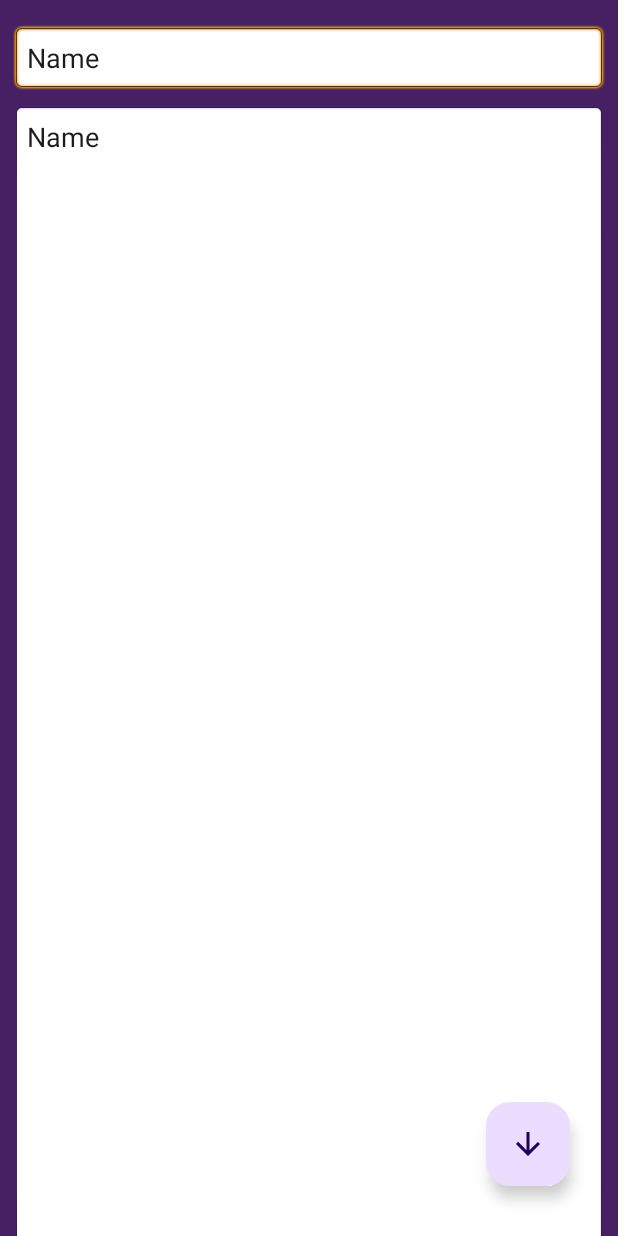
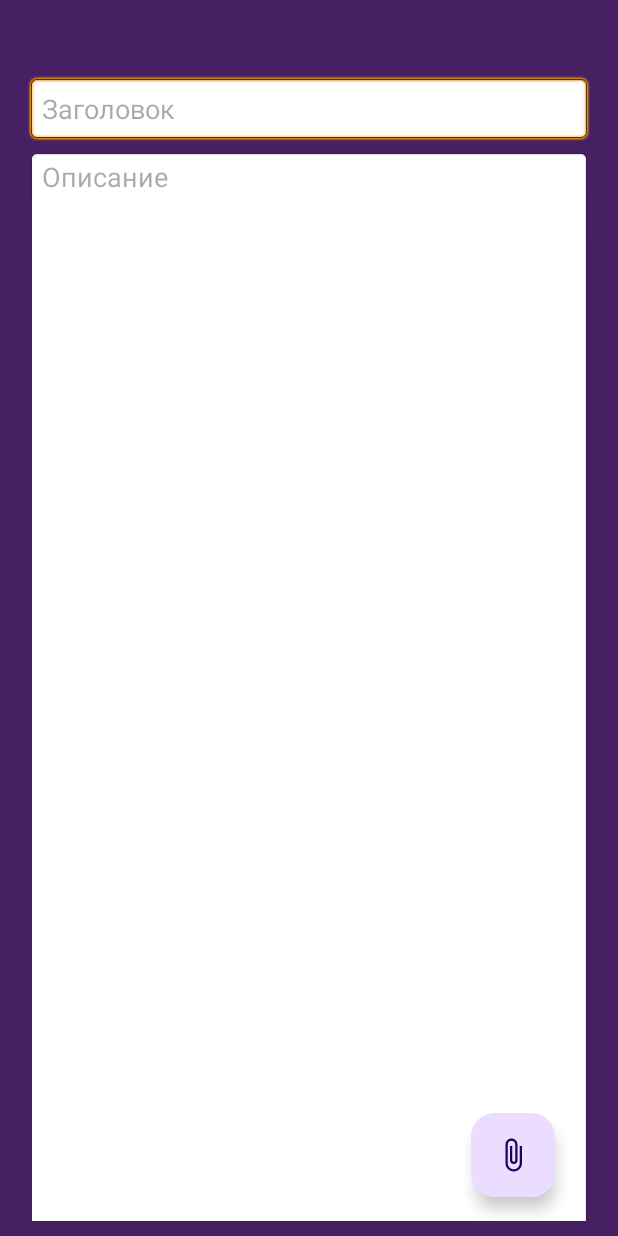
Before and after one commit to VladaZh/Notes, an Android app: the screen it shows after launch (EditActivity), after a tap on an icon or button, on a phone screen of 412 x 824 dp. Run offline under Robolectric (Android 15) with nearby library versions, the phone set to English and light mode, and no system bars.

Commit message:
add RecyclerView to the home screen

```diff
--- a/app/build.gradle.kts
+++ b/app/build.gradle.kts
@@ -6,6 +6,10 @@ plugins {
 android {
     namespace = "com.example.notes"
     compileSdk = 35
+
+    buildFeatures {
+        viewBinding = true
+    }
 
     defaultConfig {
         applicationId = "com.example.notes"
--- a/app/src/main/java/com/example/notes/EditActivity.kt
+++ b/app/src/main/java/com/example/notes/EditActivity.kt
@@ -1,20 +1,74 @@
 package com.example.notes
 
+import android.content.Intent
 import android.os.Bundle
+import android.view.View
+import android.view.ViewGroup
 import androidx.activity.enableEdgeToEdge
 import androidx.appcompat.app.AppCompatActivity
+import androidx.core.util.TypedValueCompat.dpToPx
 import androidx.core.view.ViewCompat
 import androidx.core.view.WindowInsetsCompat
+import androidx.core.view.marginTop
+import com.example.notes.databinding.ActivityMainBinding
+import com.example.notes.databinding.EditActivityBinding
+import com.example.notes.db.MyDbManager
 
 class EditActivity : AppCompatActivity() {
+    val myDbManager = MyDbManager(this)
+    var tempImageUri = "empty"
+    val imageRequestsCode = 10
+    lateinit var binding: EditActivityBinding
     override fun onCreate(savedInstanceState: Bundle?) {
         super.onCreate(savedInstanceState)
-        enableEdgeToEdge()
-        setContentView(R.layout.edit_activity)
-        ViewCompat.setOnApplyWindowInsetsListener(findViewById(R.id.main)) { v, insets ->
-            val systemBars = insets.getInsets(WindowInsetsCompat.Type.systemBars())
-            v.setPadding(systemBars.left, systemBars.top, systemBars.right, systemBars.bottom)
-            insets
+        binding = EditActivityBinding.inflate(layoutInflater)
+        setContentView(binding.root)
+    }
+
+    override fun onDestroy() {
+        super.onDestroy()
+        myDbManager.closeDb()
+    }
+
+    override fun onResume() {
+        super.onResume()
+        myDbManager.openDb()
+    }
+
+    override fun onActivityResult(requestCode: Int, resultCode: Int, data: Intent?) {
+        super.onActivityResult(requestCode, resultCode, data)
+        if (resultCode == RESULT_OK && requestCode == imageRequestsCode){
+            binding.imMainImage.setImageURI(data?.data)
+            tempImageUri = data?.data.toString()
+        }
+    }
+
+    fun onClickAddImage(view: View) {
+        binding.mainImageLayout.visibility = View.VISIBLE
+        binding.fbAddImage.visibility = View.GONE
+        val params = binding.edTitle.layoutParams as ViewGroup.MarginLayoutParams
+        params.topMargin = 10//
+        binding.edTitle.layoutParams = params
+    }
+
+    fun onClickDeleteImage(view: View) {
+        binding.mainImageLayout.visibility = View.GONE
+        binding.fbAddImage.visibility = View.VISIBLE
+        val params = binding.edTitle.layoutParams as ViewGroup.MarginLayoutParams
+        params.topMargin = 90
+        binding.edTitle.layoutParams = params
+    }
+
+    fun onClickChooseImage(view: View) {
+        val intent = Intent(Intent.ACTION_PICK)
+        intent.type = "image/*"
+        startActivityForResult(intent, imageRequestsCode)
+    }
+    fun onClickSave(view: View) {
+        val myTitle = binding.edTitle.text.toString()
+        val myDesc = binding.edDesc.text.toString()
+        if (myTitle !== "" || myDesc != ""){
+            myDbManager.insertToDb(myTitle, myDesc, tempImageUri)
         }
     }
 }
--- a/app/src/main/java/com/example/notes/MainActivity.kt
+++ b/app/src/main/java/com/example/notes/MainActivity.kt
@@ -10,17 +10,36 @@ import androidx.activity.enableEdgeToEdge
 import androidx.appcompat.app.AppCompatActivity
 import androidx.core.view.ViewCompat
 import androidx.core.view.WindowInsetsCompat
+import androidx.recyclerview.widget.LinearLayoutManager
+import com.example.notes.databinding.ActivityMainBinding
+import com.example.notes.db.MyAdapter
 import com.example.notes.db.MyDbManager
+import java.util.ArrayList
 
 class MainActivity : AppCompatActivity() {
     val myDbManager = MyDbManager(context = this)
+    val myAdapter = MyAdapter(ArrayList())
+    lateinit var binding: ActivityMainBinding
 
-//    val edTitle = findViewById<EditText>(edTitle)
-//    val edContent = findViewById(R.id.edContent)
-//    val tvTest = findViewById(R.id.tvTest)
+    override fun onCreate(savedInstanceState: Bundle?) {
+        super.onCreate(savedInstanceState)
+        enableEdgeToEdge()
+        binding = ActivityMainBinding.inflate(layoutInflater)
+        setContentView(binding.root)
+        init()
+
+
+    }
+
+    override fun onDestroy() {
+        super.onDestroy()
+        myDbManager.closeDb()
+    }
+
     override fun onResume() {
         super.onResume()
         myDbManager.openDb()
+        fillAdapter()
     }
 
     fun onClickNew(view: View){
@@ -28,15 +47,12 @@ class MainActivity : AppCompatActivity() {
         startActivity(i)
     }
 
-    override fun onCreate(savedInstanceState: Bundle?) {
-        super.onCreate(savedInstanceState)
-        enableEdgeToEdge()
-        setContentView(R.layout.activity_main)
-
+    fun init(){
+        binding.rcView.layoutManager = LinearLayoutManager(this)// элементы по вертикали
+        binding.rcView.adapter = myAdapter
+    }
+    fun fillAdapter(){
+        myAdapter.updateAdapter(myDbManager.readDbData())
     }
 
-    override fun onDestroy() {
-        super.onDestroy()
-        myDbManager.closeDb()
-    }
 }
--- /dev/null
+++ b/app/src/main/java/com/example/notes/db/MyAdapter.kt
@@ -0,0 +1,39 @@
+package com.example.notes.db
+
+import android.view.LayoutInflater
+import android.view.View
+import android.view.ViewGroup
+import android.widget.TextView
+import androidx.recyclerview.widget.RecyclerView
+import androidx.recyclerview.widget.RecyclerView.ViewHolder
+import com.example.notes.R
+
+class MyAdapter (listMain : ArrayList<String>): RecyclerView.Adapter<MyAdapter.MyHolder>() {
+    var listArray = listMain
+    class MyHolder(itemView: View) : RecyclerView.ViewHolder(itemView) {
+        val tvTitle = itemView.findViewById<TextView>(R.id.tvTitle)
+
+        fun setData(title:String){
+            tvTitle.text = title
+        }
+    }
+
+    override fun onCreateViewHolder(p0: ViewGroup, p1: Int): MyHolder {
+        val inflater = LayoutInflater.from(p0.context)
+        return MyHolder(inflater.inflate(R.layout.rc_item, p0, false))
+    }
+
+    override fun getItemCount(): Int {
+        return listArray.size
+    }
+
+    override fun onBindViewHolder(p0: MyHolder, p1: Int) {
+        p0.setData(listArray.get(p1))
+    }
+    fun updateAdapter (listItems : List<String>){
+        listArray.clear()
+        listArray.addAll(listItems)
+        notifyDataSetChanged()
+    }
+
+}
--- /dev/null
+++ b/app/src/main/res/drawable-anydpi/ic_delete.xml
@@ -0,0 +1,11 @@
+<vector xmlns:android="http://schemas.android.com/apk/res/android"
+    android:width="24dp"
+    android:height="24dp"
+    android:viewportWidth="24"
+    android:viewportHeight="24"
+    android:tint="#333333"
+    android:alpha="1.0">
+  <path
+      android:fillColor="@android:color/white"
+      android:pathData="M6,19c0,1.1 0.9,2 2,2h8c1.1,0 2,-0.9 2,-2V7H6v12zM19,4h-3.5l-1,-1h-5l-1,1H5v2h14V4z"/>
+</vector>
--- /dev/null
+++ b/app/src/main/res/drawable-anydpi/ic_pen.xml
@@ -0,0 +1,11 @@
+<vector xmlns:android="http://schemas.android.com/apk/res/android"
+    android:width="24dp"
+    android:height="24dp"
+    android:viewportWidth="24"
+    android:viewportHeight="24"
+    android:tint="#333333"
+    android:alpha="1.0">
+  <path
+      android:fillColor="@android:color/white"
+      android:pathData="M3,17.25V21h3.75L17.81,9.94l-3.75,-3.75L3,17.25zM20.71,7.04c0.39,-0.39 0.39,-1.02 0,-1.41l-2.34,-2.34c-0.39,-0.39 -1.02,-0.39 -1.41,0l-1.83,1.83 3.75,3.75 1.83,-1.83z"/>
+</vector>
--- a/app/src/main/res/layout/edit_activity.xml
+++ b/app/src/main/res/layout/edit_activity.xml
@@ -14,22 +14,22 @@
         android:layout_width="0dp"
         android:layout_height="wrap_content"
         android:layout_marginStart="8dp"
-        android:layout_marginTop="16dp"
+        android:layout_marginTop="40dp"
         android:layout_marginEnd="8dp"
         android:background="@android:drawable/editbox_background"
         android:ems="10"
         android:inputType="text"
         android:padding="10dp"
-        android:text="Name"
+        android:hint="@string/ed_title_hint"
         app:layout_constraintEnd_toEndOf="parent"
         app:layout_constraintHorizontal_bias="0.0"
         app:layout_constraintStart_toStartOf="parent"
-        app:layout_constraintTop_toTopOf="parent" />
+        app:layout_constraintTop_toBottomOf="@+id/mainImageLayout" />
 
     <EditText
         android:id="@+id/edDesc"
         android:layout_width="match_parent"
-        android:layout_height="778dp"
+        android:layout_height="810dp"
         android:layout_marginStart="8dp"
         android:layout_marginTop="8dp"
         android:layout_marginEnd="8dp"
@@ -38,23 +38,86 @@
         android:ems="10"
         android:gravity="top"
         android:inputType="text|textMultiLine"
-        android:padding="10dp"
-        android:text="Name"
+        android:paddingStart="10dp"
+        android:hint="@string/ed_desc_hint"
         app:layout_constraintBottom_toBottomOf="parent"
         app:layout_constraintEnd_toEndOf="@+id/edTitle"
+        app:layout_constraintHorizontal_bias="1.0"
         app:layout_constraintStart_toStartOf="@+id/edTitle"
         app:layout_constraintTop_toBottomOf="@+id/edTitle"
-        app:layout_constraintVertical_bias="0.0" />
+        app:layout_constraintVertical_bias="0.033" />
 
     <com.google.android.material.floatingactionbutton.FloatingActionButton
         android:id="@+id/fbSave"
         android:layout_width="wrap_content"
         android:layout_height="wrap_content"
-        android:layout_marginEnd="24dp"
-        android:layout_marginBottom="56dp"
+        android:layout_marginTop="804dp"
+        android:layout_marginEnd="16dp"
         android:clickable="true"
-        app:layout_constraintBottom_toBottomOf="@+id/edDesc"
+        android:onClick="onClickSave"
         app:layout_constraintEnd_toEndOf="@+id/edDesc"
+        app:layout_constraintTop_toTopOf="parent"
         app:srcCompat="@drawable/ic_save" />
 
+    <com.google.android.material.floatingactionbutton.FloatingActionButton
+        android:id="@+id/fbAddImage"
+        android:layout_width="wrap_content"
+        android:layout_height="wrap_content"
+        android:layout_marginBottom="16dp"
+        android:clickable="true"
+        android:onClick="onClickAddImage"
+        app:layout_constraintBottom_toTopOf="@+id/fbSave"
+        app:layout_constraintEnd_toEndOf="@+id/fbSave"
+        app:srcCompat="@drawable/ic_files" />
+
+    <androidx.constraintlayout.widget.ConstraintLayout
+        android:id="@+id/mainImageLayout"
+        android:layout_width="match_parent"
+        android:layout_height="254dp"
+        android:layout_marginStart="8dp"
+        android:layout_marginTop="32dp"
+        android:layout_marginEnd="8dp"
+        android:visibility="gone"
+        app:flow_verticalBias="0.0"
+        app:layout_constraintEnd_toEndOf="@+id/edTitle"
+        app:layout_constraintStart_toStartOf="@+id/edTitle"
+        app:layout_constraintTop_toTopOf="parent">
+
+        <ImageView
+            android:id="@+id/imMainImage"
+            android:layout_width="match_parent"
+            android:layout_height="254dp"
+            android:padding="10dp"
+            android:scaleType="centerCrop"
+            android:visibility="visible"
+            app:layout_constraintBottom_toBottomOf="parent"
+            app:layout_constraintEnd_toEndOf="parent"
+            app:layout_constraintHorizontal_bias="0.0"
+            app:layout_constraintStart_toStartOf="@+id/mainImageLayout"
+            app:layout_constraintTop_toTopOf="@+id/mainImageLayout"
+            app:layout_constraintVertical_bias="0.529"
+            tools:srcCompat="@tools:sample/avatars" />
+
+        <ImageButton
+            android:id="@+id/imButtonDeleteImage"
+            android:layout_width="wrap_content"
+            android:layout_height="wrap_content"
+            android:layout_marginEnd="8dp"
+            android:layout_marginBottom="8dp"
+            android:onClick="onClickDeleteImage"
+            app:layout_constraintBottom_toBottomOf="@+id/mainImageLayout"
+            app:layout_constraintEnd_toEndOf="@+id/mainImageLayout"
+            app:srcCompat="@drawable/ic_delete" />
+
+        <ImageButton
+            android:id="@+id/imButtonEditImage"
+            android:layout_width="wrap_content"
+            android:layout_height="wrap_content"
+            android:layout_marginEnd="8dp"
+            android:onClick="onClickChooseImage"
+            app:layout_constraintEnd_toEndOf="@+id/mainImageLayout"
+            app:layout_constraintTop_toTopOf="@+id/mainImageLayout"
+            app:srcCompat="@drawable/ic_pen" />
+    </androidx.constraintlayout.widget.ConstraintLayout>
+
 </androidx.constraintlayout.widget.ConstraintLayout>
--- a/app/src/main/res/values/strings.xml
+++ b/app/src/main/res/values/strings.xml
@@ -1,3 +1,5 @@
 <resources>
     <string name="app_name">Notes</string>
+    <string name="ed_title_hint">Заголовок</string>
+    <string name="ed_desc_hint">Описание</string>
 </resources>
```
Also changed, not shown: app/src/main/java/com/example/notes/db/MyDbManager.kt (+4 -3 lines), app/src/main/java/com/example/notes/db/MyDbNameClass.kt (+5 -3 lines), app/src/main/res/layout/rc_item.xml (added, +22 -0 lines), app/src/main/res/drawable-hdpi/ic_delete.png (added), app/src/main/res/drawable-hdpi/ic_pen.png (added), app/src/main/res/drawable-mdpi/ic_delete.png (added), app/src/main/res/drawable-mdpi/ic_pen.png (added), app/src/main/res/drawable-xhdpi/ic_delete.png (added), app/src/main/res/drawable-xhdpi/ic_pen.png (added), app/src/main/res/drawable-xxhdpi/ic_delete.png (added), app/src/main/res/drawable-xxhdpi/ic_pen.png (added).
